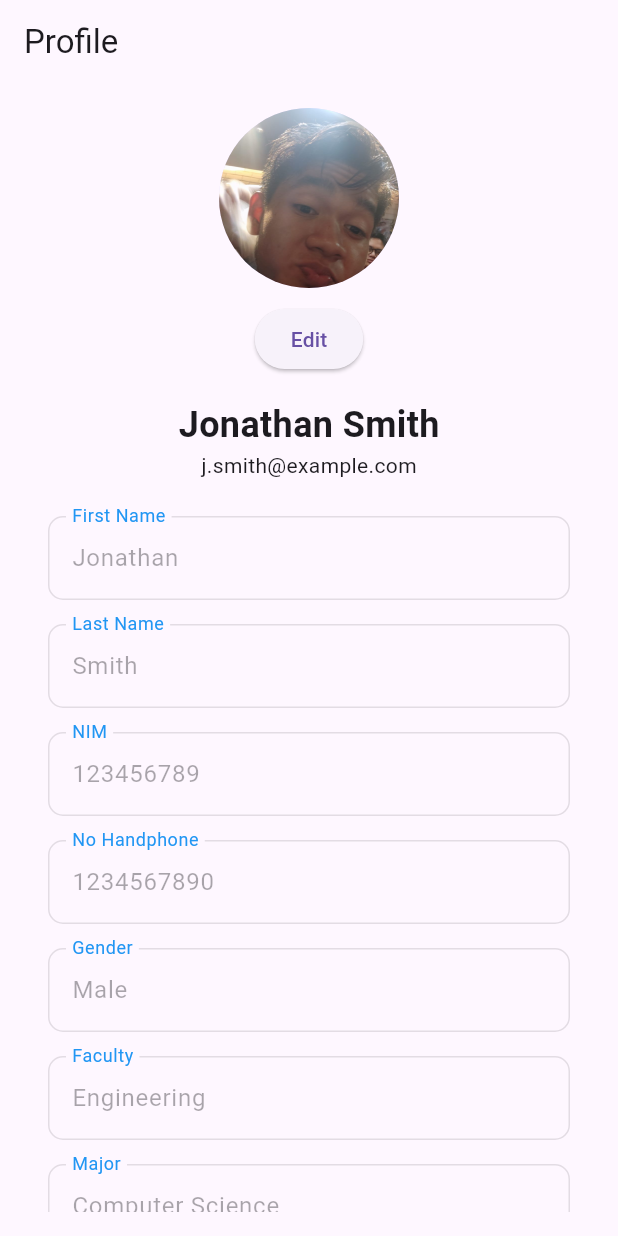
After one commit to rezadhied/telu_project, a Flutter app: the ProfileScreen screen opened directly, on a phone screen of 412 x 824 dp. The commit adds this screen. Run offline on Flutter 3.47's test engine with Material 3 defaults, Android fonts, the phone set to English and light mode, and no system bars; our stand-ins replace carousel_slider, flutter_datetime_picker_plus, google_fonts.

Commit message:
FE Profile 90% Done

```diff
--- a/lib/screens/app_navigation_bar.dart
+++ b/lib/screens/app_navigation_bar.dart
@@ -4,6 +4,7 @@ import 'package:telu_project/screens/home_screen.dart';
 import 'package:telu_project/screens/my_project_screen.dart';
 import 'package:telu_project/screens/request_detail.dart';
 import 'package:telu_project/screens/user_profile.dart';
+import 'package:telu_project/screens/profile_user.dart';
 
 class AppNavigationBar extends StatefulWidget {
   final bool isStudent;
@@ -21,7 +22,7 @@ class _AppNavigationBarState extends State<AppNavigationBar> {
     HomePage(),
     MyProject(),
     RequestDetail(),
-    Center(child: Text("Profile", textAlign: TextAlign.center)),
+    ProfileApp(),
   ];
 
   void _onItemTapped(int index) {
--- /dev/null
+++ b/lib/screens/profile_user.dart
@@ -0,0 +1,234 @@
+import 'package:flutter/material.dart';
+import 'package:telu_project/colors.dart';
+
+void main() => runApp(const ProfileApp());
+
+class ProfileApp extends StatelessWidget {
+  const ProfileApp({super.key});
+
+  @override
+  Widget build(BuildContext context) {
+    return const MaterialApp(
+      debugShowCheckedModeBanner: false,
+      home: ProfileScreen(),
+    );
+  }
+}
+
+class ProfileScreen extends StatefulWidget {
+  const ProfileScreen({super.key});
+
+  @override
+  _ProfileScreenState createState() => _ProfileScreenState();
+}
+
+class _ProfileScreenState extends State<ProfileScreen> {
+  bool isEditing = false;
+  TextEditingController firstNameController =
+      TextEditingController(text: 'Jonathan');
+  TextEditingController lastNameController =
+      TextEditingController(text: 'Smith');
+  TextEditingController nimController =
+      TextEditingController(text: '123456789');
+  TextEditingController phoneController =
+      TextEditingController(text: '1234567890');
+  TextEditingController genderController = TextEditingController(text: 'Male');
+  TextEditingController facultyController =
+      TextEditingController(text: 'Engineering');
+  TextEditingController majorController =
+      TextEditingController(text: 'Computer Science');
+
+  @override
+  Widget build(BuildContext context) {
+    return Scaffold(
+      appBar: AppBar(
+        title: const Text('Profile'),
+      ),
+      body: Padding(
+        padding: const EdgeInsets.all(16.0),
+        child: SingleChildScrollView(
+          child: Column(
+            crossAxisAlignment: CrossAxisAlignment.center,
+            children: [
+              const CircleAvatar(
+                radius: 60,
+                backgroundImage: AssetImage('assets/images/ijad.jpg'),
+              ),
+              const SizedBox(height: 10),
+              ElevatedButton(
+                onPressed: () {
+                  setState(() {
+                    isEditing = !isEditing;
+                  });
+                },
+                child: Text(isEditing ? 'Save' : 'Edit'),
+              ),
+              const SizedBox(height: 16),
+              const Text(
+                'Jonathan Smith',
+                style: TextStyle(fontSize: 24, fontWeight: FontWeight.bold),
+              ),
+              const Text('j.smith@example.com'),
+              const SizedBox(height: 24),
+              Container(
+                margin: const EdgeInsets.symmetric(horizontal: 16.0),
+                child: TextFormField(
+                  controller: firstNameController,
+                  enabled: isEditing,
+                  decoration: InputDecoration(
+                    labelText: 'First Name',
+                    labelStyle: TextStyle(
+                      color: isEditing ? AppColors.black : Colors.blue,
+                    ),
+                    border: OutlineInputBorder(
+                      borderRadius: BorderRadius.circular(10.0),
+                    ),
+                  ),
+                ),
+              ),
+              const SizedBox(height: 16),
+              Container(
+                margin: const EdgeInsets.symmetric(horizontal: 16.0),
+                child: TextFormField(
+                  controller: lastNameController,
+                  enabled: isEditing,
+                  decoration: InputDecoration(
+                    labelText: 'Last Name',
+                    labelStyle: TextStyle(
+                      color: isEditing ? AppColors.black : Colors.blue,
+                    ),
+                    border: OutlineInputBorder(
+                      borderRadius: BorderRadius.circular(10.0),
+                    ),
+                  ),
+                ),
+              ),
+              const SizedBox(height: 16),
+              Container(
+                margin: const EdgeInsets.symmetric(horizontal: 16.0),
+                child: TextFormField(
+                  controller: nimController,
+                  enabled: isEditing,
+                  decoration: InputDecoration(
+                    labelText: 'NIM',
+                    labelStyle: TextStyle(
+                      color: isEditing ? AppColors.black : Colors.blue,
+                    ),
+                    border: OutlineInputBorder(
+                      borderRadius: BorderRadius.circular(10.0),
+                    ),
+                  ),
+                ),
+              ),
+              const SizedBox(height: 16),
+              Container(
+                margin: const EdgeInsets.symmetric(horizontal: 16.0),
+                child: TextFormField(
+                  controller: phoneController,
+                  enabled: isEditing,
+                  decoration: InputDecoration(
+                    labelText: 'No Handphone',
+                    labelStyle: TextStyle(
+                      color: isEditing ? AppColors.black : Colors.blue,
+                    ),
+                    border: OutlineInputBorder(
+                      borderRadius: BorderRadius.circular(10.0),
+                    ),
+                  ),
+                ),
+              ),
+              const SizedBox(height: 16),
+              Container(
+                margin: const EdgeInsets.symmetric(horizontal: 16.0),
+                child: TextFormField(
+                  controller: genderController,
+                  enabled: isEditing,
+                  decoration: InputDecoration(
+                    labelText: 'Gender',
+                    labelStyle: TextStyle(
+                      color: isEditing ? AppColors.black : Colors.blue,
+                    ),
+                    border: OutlineInputBorder(
+                      borderRadius: BorderRadius.circular(10.0),
+                    ),
+                  ),
+                ),
+              ),
+              const SizedBox(height: 16),
+              Container(
+                margin: const EdgeInsets.symmetric(horizontal: 16.0),
+                child: TextFormField(
+                  controller: facultyController,
+                  enabled: isEditing,
+                  decoration: InputDecoration(
+                    labelText: 'Faculty',
+                    labelStyle: TextStyle(
+                      color: isEditing ? AppColors.black : Colors.blue,
+                    ),
+                    border: OutlineInputBorder(
+                      borderRadius: BorderRadius.circular(10.0),
+                    ),
+                  ),
+                ),
+              ),
+              const SizedBox(height: 16),
+              Container(
+                margin: const EdgeInsets.symmetric(horizontal: 16.0),
+                child: TextFormField(
+                  controller: majorController,
+                  enabled: isEditing,
+                  decoration: InputDecoration(
+                    labelText: 'Major',
+                    labelStyle: TextStyle(
+                      color: isEditing ? AppColors.black : Colors.blue,
+                    ),
+                    border: OutlineInputBorder(
+                      borderRadius: BorderRadius.circular(10.0),
+                    ),
+                  ),
+                ),
+              ),
+              const SizedBox(height: 16),
+              if (isEditing)
+                Row(
+                  mainAxisAlignment: MainAxisAlignment.spaceAround,
+                  children: [
+                    ElevatedButton(
+                      onPressed: () {
+                        // Simpan perubahan
+                        setState(() {
+                          isEditing = false;
+                        });
+                      },
+                      child: Text('Save'),
+                    ),
+                    ElevatedButton(
+                      onPressed: () {
+                        // Batalkan perubahan
+                        setState(() {
+                          isEditing = false;
+                        });
+                      },
+                      child: Text('Cancel'),
+                    ),
+                  ],
+                ),
+            ],
+          ),
+        ),
+      ),
+    );
+  }
+
+  @override
+  void dispose() {
+    firstNameController.dispose();
+    lastNameController.dispose();
+    nimController.dispose();
+    phoneController.dispose();
+    genderController.dispose();
+    facultyController.dispose();
+    majorController.dispose();
+    super.dispose();
+  }
+}
```
Also changed, not shown: 1 other file.
